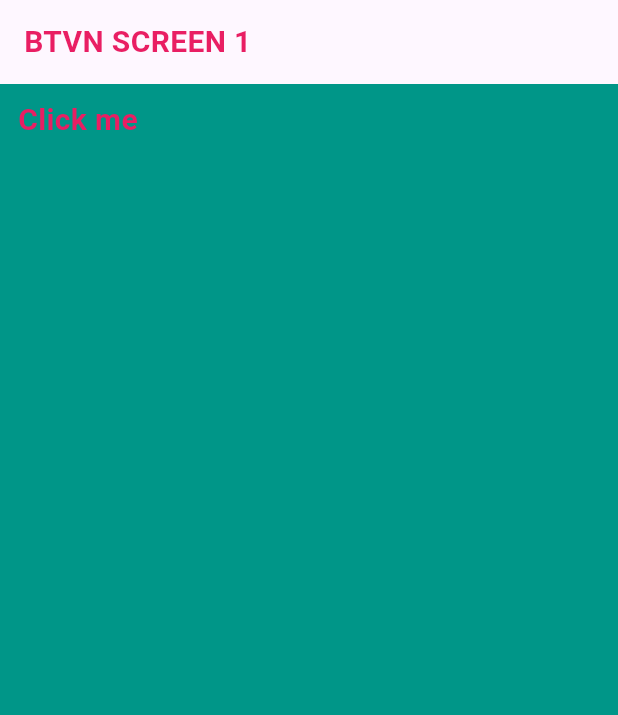
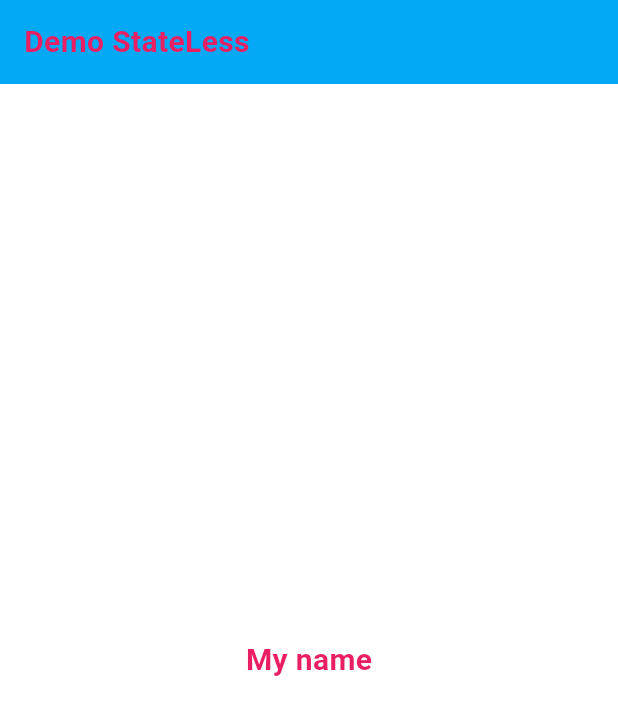
Before and after one commit to taquanghuy02032000/FlutterCookBook, a Flutter app: the screen it shows after launch, on a phone screen of 412 x 824 dp. Shown: the top 715 px of the screen. Run offline on Flutter 3.47's test engine with Material 3 defaults, Android fonts, the phone set to English and light mode, and no system bars.

Commit message:
demo stateless statefull

```diff
--- a/lib/main.dart
+++ b/lib/main.dart
@@ -3,6 +3,8 @@ import 'package:flutter_cook_book/presentations/demo_navigaion/btvn/screen_1.dar
 import 'package:flutter_cook_book/presentations/demo_navigaion/screen_b.dart';
 import 'package:flutter_cook_book/presentations/demo_navigaion/screen_c.dart';
 import 'package:flutter_cook_book/presentations/demo_navigaion/screen_d.dart';
+import 'package:flutter_cook_book/presentations/demo_stateless_feat_statefull/demo_statefull_example.dart';
+import 'package:flutter_cook_book/presentations/demo_stateless_feat_statefull/demo_stateless_example.dart';
 
 void main() {
   runApp(const MyApp());
@@ -36,7 +38,7 @@ class MyApp extends StatelessWidget {
         ),
       ),
       // home: const ScreenB(),
-      home: const Screen1(),
+      home: const DemoStateLessScreen(),
     );
   }
 }
--- /dev/null
+++ b/lib/presentations/demo_stateless_feat_statefull/demo_stateless_example.dart
@@ -0,0 +1,46 @@
+import 'package:flutter/material.dart';
+import 'package:flutter_cook_book/presentations/demo_stateless_feat_statefull/demo_statefull_example.dart';
+
+class DemoStateLessScreen extends StatelessWidget {
+  const DemoStateLessScreen({Key? key}) : super(key: key);
+
+  @override
+  Widget build(BuildContext context) {
+    print("stateless built");
+
+    return Scaffold(
+      appBar: AppBar(
+        backgroundColor: Colors.lightBlue,
+        title: Text(
+          'Demo StateLess',
+          style: Theme.of(context).textTheme.bodyMedium,
+        ),
+      ),
+      body: Container(
+        color: Colors.white,
+        child: Center(
+          child: InkWell(
+            onTap: () {
+              Navigator.push(
+                context,
+                MaterialPageRoute(
+                  builder: (context) => const DemoStateFullExampleScreen(),
+                ),
+              );
+            },
+            // onLongPress: () {
+            //   print('longPress');
+            // },
+            // onDoubleTap: () {
+            //   print('onDoubleTap');
+            // },
+            child: Text(
+              "My name",
+              style: Theme.of(context).textTheme.bodyMedium,
+            ),
+          ),
+        ),
+      ),
+    );
+  }
+}
```
Also changed, not shown: lib/presentations/demo_stateless_feat_statefull/demo_statefull_example.dart (added, +104 -0 lines), lib/presentations/demo_stateless_feat_statefull/widget/part_of_ui.dart (added, +37 -0 lines).
